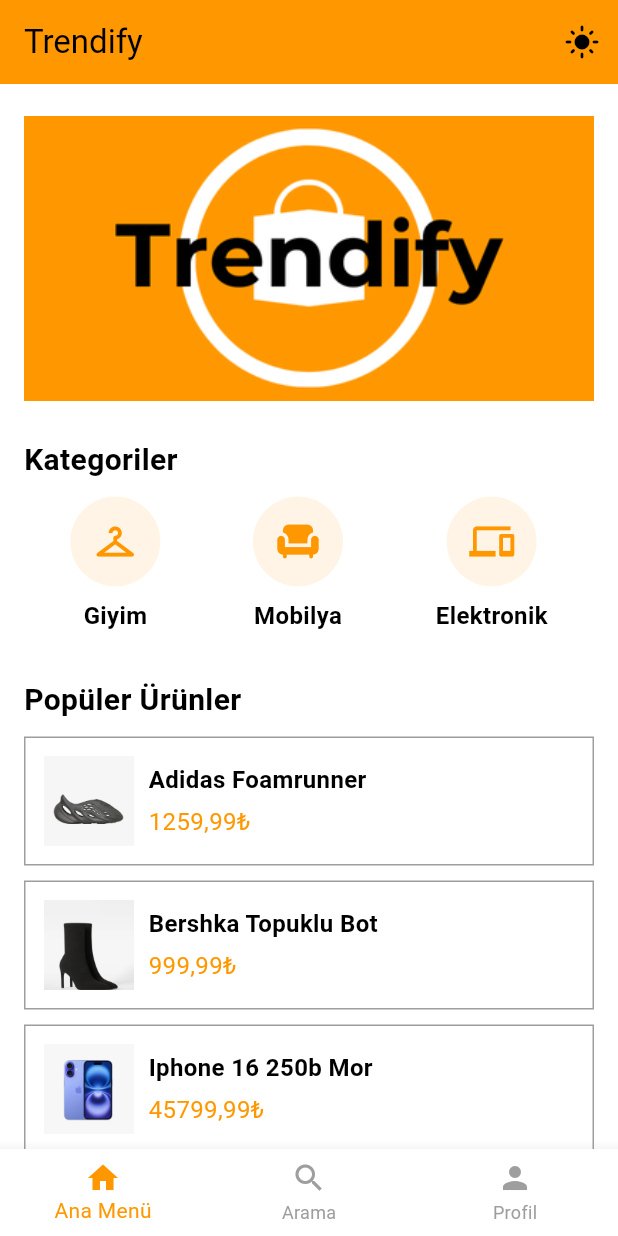
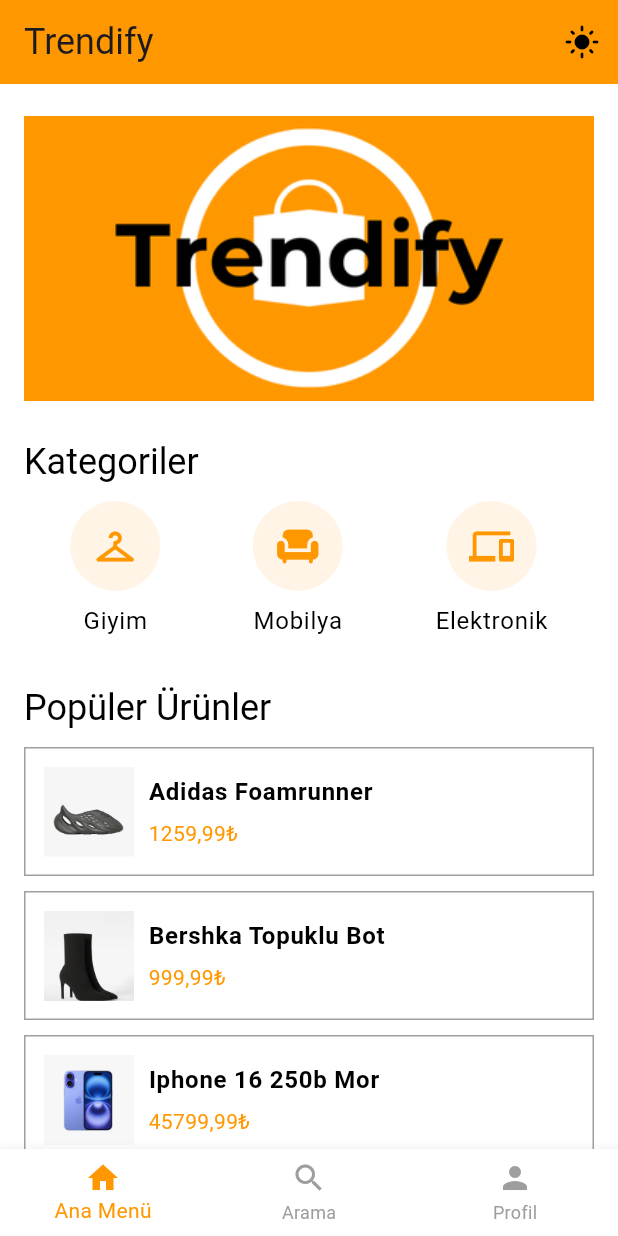
Before and after one commit to efegucuyeter/Flutter-Trendify, a Flutter app: the screen it shows after launch, on a phone screen of 412 x 824 dp. Run offline on Flutter 3.47's test engine with Material 3 defaults, Android fonts, the phone set to English and light mode, and no system bars; our stand-ins replace go_router, google_fonts.

Commit message:
Fontları ekledim
Fontları ekledim ufak tema değişiklikleri yaptım.

```diff
--- a/lib/core/themes.dart
+++ b/lib/core/themes.dart
@@ -1,4 +1,5 @@
 import 'package:flutter/material.dart';
+import 'package:google_fonts/google_fonts.dart';
 
 class AppColors {
   // Gündüz Modu
@@ -24,9 +25,20 @@ class AppThemes {
       backgroundColor: AppColors.primary,
       foregroundColor: AppColors.textPrimary,
     ),
-    textTheme: const TextTheme(
-      bodyLarge: TextStyle(color: AppColors.textPrimary, fontSize: 16),
-      bodyMedium: TextStyle(color: AppColors.textSecondary, fontSize: 14),
+    textTheme: TextTheme(
+      bodyLarge: GoogleFonts.smoochSans(
+        color: AppColors.textPrimary,
+        fontSize: 16,
+      ),
+      bodyMedium: GoogleFonts.smoochSans(
+        color: AppColors.textSecondary,
+        fontSize: 14,
+      ),
+      headlineLarge: GoogleFonts.smoochSans(
+        color: AppColors.textPrimary,
+        fontSize: 32,
+        fontWeight: FontWeight.bold,
+      ),
     ),
     iconTheme: const IconThemeData(color: AppColors.textPrimary),
   );
@@ -38,9 +50,20 @@ class AppThemes {
       backgroundColor: AppColors.darkPrimary,
       foregroundColor: AppColors.darkTextPrimary,
     ),
-    textTheme: const TextTheme(
-      bodyLarge: TextStyle(color: AppColors.darkTextPrimary, fontSize: 16),
-      bodyMedium: TextStyle(color: AppColors.darkTextSecondary, fontSize: 14),
+    textTheme: TextTheme(
+      bodyLarge: GoogleFonts.smoochSans(
+        color: AppColors.darkTextPrimary,
+        fontSize: 16,
+      ),
+      bodyMedium: GoogleFonts.smoochSans(
+        color: AppColors.darkTextSecondary,
+        fontSize: 14,
+      ),
+      headlineLarge: GoogleFonts.smoochSans(
+        color: AppColors.darkTextPrimary,
+        fontSize: 32,
+        fontWeight: FontWeight.bold,
+      ),
     ),
     iconTheme: const IconThemeData(color: AppColors.darkTextPrimary),
   );
--- a/lib/screens/home_screen.dart
+++ b/lib/screens/home_screen.dart
@@ -9,7 +9,6 @@ class HomeScreen extends StatelessWidget {
   @override
   Widget build(BuildContext context) {
     final themeProvider = Provider.of<ThemeProvider>(context);
-
     final isDark = themeProvider.isDark;
 
     final List<Map<String, String>> products = [
@@ -47,15 +46,19 @@ class HomeScreen extends StatelessWidget {
 
     return Scaffold(
       appBar: AppBar(
-        backgroundColor: AppColors.primary,
-        title: const Text('Trendify'),
+        backgroundColor: isDark ? AppColors.darkPrimary : AppColors.primary,
+        title: Text(
+          'Trendify',
+          style: Theme.of(context).textTheme.headlineSmall,
+        ),
         actions: [
           IconButton(
             icon: Icon(
               isDark ? Icons.dark_mode : Icons.light_mode,
+              color: isDark ? AppColors.darkTextPrimary : AppColors.textPrimary,
             ),
             onPressed: () {
-              Provider.of<ThemeProvider>(context, listen: false).toggleTheme();
+              themeProvider.toggleTheme();
             },
           ),
         ],
@@ -66,7 +69,6 @@ class HomeScreen extends StatelessWidget {
           child: Column(
             crossAxisAlignment: CrossAxisAlignment.start,
             children: [
-              // Logo
               Center(
                 child: Image.asset(
                   'asset/images/logo.png',
@@ -79,9 +81,7 @@ class HomeScreen extends StatelessWidget {
 
               Text(
                 'Kategoriler',
-                style: TextStyle(
-                  fontSize: 20,
-                  fontWeight: FontWeight.bold,
+                style: Theme.of(context).textTheme.headlineSmall!.copyWith(
                   color: isDark
                       ? AppColors.darkTextPrimary
                       : AppColors.textPrimary,
@@ -91,18 +91,16 @@ class HomeScreen extends StatelessWidget {
               Row(
                 mainAxisAlignment: MainAxisAlignment.spaceAround,
                 children: [
-                  _buildCategoryItem(Icons.checkroom, 'Giyim', isDark),
-                  _buildCategoryItem(Icons.chair, 'Mobilya', isDark),
-                  _buildCategoryItem(Icons.devices, 'Elektronik', isDark),
+                  _buildCategoryItem(context, Icons.checkroom, 'Giyim', isDark),
+                  _buildCategoryItem(context, Icons.chair, 'Mobilya', isDark),
+                  _buildCategoryItem(context, Icons.devices, 'Elektronik', isDark),
                 ],
               ),
               const SizedBox(height: 30),
 
               Text(
                 'Popüler Ürünler',
-                style: TextStyle(
-                  fontSize: 20,
-                  fontWeight: FontWeight.bold,
+                style: Theme.of(context).textTheme.headlineSmall!.copyWith(
                   color: isDark
                       ? AppColors.darkTextPrimary
                       : AppColors.textPrimary,
@@ -114,6 +112,7 @@ class HomeScreen extends StatelessWidget {
                   return Column(
                     children: [
                       _buildProductItem(
+                        context,
                         product['name']!,
                         product['price']!,
                         product['image']!,
@@ -161,34 +160,40 @@ class HomeScreen extends StatelessWidget {
     );
   }
 
-  Widget _buildCategoryItem(IconData icon, String title, bool isDark) {
+  Widget _buildCategoryItem(
+      BuildContext context, IconData icon, String title, bool isDark) {
     return Column(
       children: [
         CircleAvatar(
           radius: 30,
-          backgroundColor: AppColors.primary.withOpacity(0.1),
-          child: Icon(icon, color: AppColors.primary, size: 30),
+          backgroundColor: isDark
+              ? AppColors.darkPrimary.withOpacity(0.1)
+              : AppColors.primary.withOpacity(0.1),
+          child: Icon(icon,
+              color: isDark ? AppColors.darkPrimary : AppColors.primary,
+              size: 30),
         ),
         const SizedBox(height: 8),
         Text(
           title,
-          style: TextStyle(
-            fontSize: 16,
-            fontWeight: FontWeight.bold,
-            color: isDark ? AppColors.darkTextPrimary : AppColors.textPrimary,
+          style: Theme.of(context).textTheme.bodyLarge!.copyWith(
+            color: isDark
+                ? AppColors.darkTextPrimary
+                : AppColors.textPrimary,
           ),
         ),
       ],
     );
   }
 
-  Widget _buildProductItem(
-      String name, String price, String imagePath, bool isDark) {
+  Widget _buildProductItem(BuildContext context, String name, String price,
+      String imagePath, bool isDark) {
     return Container(
       padding: const EdgeInsets.all(12),
       decoration: BoxDecoration(
         color: isDark ? AppColors.darkSecondary : AppColors.secondary,
-        border: Border.all(color: AppColors.accent),
+        border: Border.all(
+            color: isDark ? AppColors.darkAccent : AppColors.accent),
       ),
       child: Row(
         children: [
@@ -205,9 +210,8 @@ class HomeScreen extends StatelessWidget {
               children: [
                 Text(
                   name,
-                  style: TextStyle(
+                  style: Theme.of(context).textTheme.bodyLarge!.copyWith(
                     fontWeight: FontWeight.bold,
-                    fontSize: 16,
                     color: isDark
                         ? AppColors.darkTextPrimary
                         : AppColors.textPrimary,
@@ -216,8 +220,7 @@ class HomeScreen extends StatelessWidget {
                 const SizedBox(height: 5),
                 Text(
                   price,
-                  style: TextStyle(
-                    fontSize: 16,
+                  style: Theme.of(context).textTheme.bodyMedium!.copyWith(
                     color: isDark
                         ? AppColors.darkTextSecondary
                         : AppColors.textSecondary,
--- a/lib/screens/profile_screen.dart
+++ b/lib/screens/profile_screen.dart
@@ -13,7 +13,7 @@ class ProfileScreen extends StatelessWidget {
 
     return Scaffold(
       appBar: AppBar(
-        backgroundColor: AppColors.primary,
+        backgroundColor: isDark ? AppColors.darkPrimary : AppColors.primary,
         title: const Text('Profil'),
         actions: [
           IconButton(
--- a/lib/screens/search_screen.dart
+++ b/lib/screens/search_screen.dart
@@ -31,7 +31,7 @@ class SearchScreen extends StatelessWidget {
 
     return Scaffold(
       appBar: AppBar(
-        backgroundColor: AppColors.primary,
+        backgroundColor: isDark ? AppColors.darkPrimary : AppColors.primary,
         title: const Text('Arama'),
         actions: [
           IconButton(
--- a/pubspec.yaml
+++ b/pubspec.yaml
@@ -12,6 +12,9 @@ dependencies:
   go_router: ^14.7.1
   cupertino_icons: ^1.0.8
   provider: ^6.1.2
+  google_fonts: ^4.0.3
+  path_provider: ^2.0.15
+
 
 dev_dependencies:
   flutter_test:
@@ -23,4 +26,3 @@ flutter:
   uses-material-design: true
   assets:
     - asset/images/
-    - asset/icons/
```
